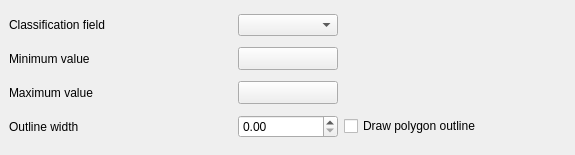
Qt form qgis/src/ui/qgscontinuouscolordialogbase.ui (sourcepole/qgis) before a commit.
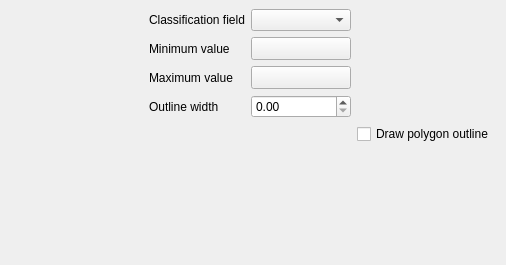
The same form after that commit. Custom widgets are drawn as their Qt base class.

Patch:
```diff
--- a/qgis/src/ui/qgscontinuouscolordialogbase.ui
+++ b/qgis/src/ui/qgscontinuouscolordialogbase.ui
@@ -6,8 +6,8 @@
    <rect>
     <x>0</x>
     <y>0</y>
-    <width>575</width>
-    <height>155</height>
+    <width>506</width>
+    <height>265</height>
    </rect>
   </property>
   <property name="windowTitle">
@@ -20,8 +20,23 @@
    <property name="spacing">
     <number>6</number>
    </property>
-   <item row="3" column="1">
-    <widget class="QDoubleSpinBox" name="outlinewidthspinbox"/>
+   <item row="1" column="1">
+    <layout class="QFormLayout" name="formLayout">
+     <item row="0" column="0">
+      <widget class="QLabel" name="classvarlabel">
+       <property name="minimumSize">
+        <size>
+         <width>0</width>
+         <height>20</height>
+        </size>
+       </property>
+       <property name="text">
+        <string>Classification field</string>
+       </property>
+       <property name="buddy">
+        <cstring>classificationComboBox</cstring>
+       </property>
+      </widget>
    </item>
    <item row="0" column="1">
     <widget class="QComboBox" name="classificationComboBox">
@@ -33,14 +48,20 @@
      </property>
     </widget>
    </item>
-   <item row="1" column="1">
-    <widget class="QgsColorButton" name="btnMinValue">
+     <item row="1" column="0">
+      <widget class="QLabel" name="mincolorlabel">
      <property name="minimumSize">
       <size>
-       <width>100</width>
-       <height>0</height>
-      </size>
-     </property>
+         <width>0</width>
+         <height>20</height>
+        </size>
+       </property>
+       <property name="text">
+        <string>Minimum value</string>
+       </property>
+       <property name="buddy">
+        <cstring>btnMinValue</cstring>
+       </property>
     </widget>
    </item>
    <item row="2" column="0">
@@ -59,6 +80,16 @@
      </property>
     </widget>
    </item>
+     <item row="1" column="1">
+      <widget class="QgsColorButton" name="btnMinValue">
+       <property name="minimumSize">
+        <size>
+         <width>100</width>
+         <height>0</height>
+        </size>
+       </property>
+      </widget>
+     </item>
    <item row="2" column="1">
     <widget class="QgsColorButton" name="btnMaxValue">
      <property name="minimumSize">
@@ -82,39 +113,51 @@
      </property>
     </widget>
    </item>
+     <item row="3" column="1">
+      <widget class="QDoubleSpinBox" name="outlinewidthspinbox"/>
+     </item>
+    </layout>
+   </item>
+   <item row="1" column="2">
+    <spacer name="horizontalSpacer">
+     <property name="orientation">
+      <enum>Qt::Horizontal</enum>
+     </property>
+     <property name="sizeHint" stdset="0">
+      <size>
+       <width>40</width>
+       <height>20</height>
+      </size>
+     </property>
+    </spacer>
+   </item>
+   <item row="4" column="1">
+    <spacer name="verticalSpacer">
+     <property name="orientation">
+      <enum>Qt::Vertical</enum>
+     </property>
+     <property name="sizeHint" stdset="0">
+      <size>
+       <width>20</width>
+       <height>40</height>
+      </size>
+     </property>
+    </spacer>
+   </item>
    <item row="1" column="0">
-    <widget class="QLabel" name="mincolorlabel">
-     <property name="minimumSize">
-      <size>
-       <width>0</width>
-       <height>20</height>
-      </size>
+    <spacer name="horizontalSpacer_2">
+     <property name="orientation">
+      <enum>Qt::Horizontal</enum>
      </property>
-     <property name="text">
-      <string>Minimum value</string>
-     </property>
-     <property name="buddy">
-      <cstring>btnMinValue</cstring>
-     </property>
-    </widget>
-   </item>
-   <item row="0" column="0">
-    <widget class="QLabel" name="classvarlabel">
-     <property name="minimumSize">
+     <property name="sizeHint" stdset="0">
       <size>
-       <width>0</width>
+       <width>40</width>
        <height>20</height>
       </size>
      </property>
-     <property name="text">
-      <string>Classification field</string>
-     </property>
-     <property name="buddy">
-      <cstring>classificationComboBox</cstring>
-     </property>
-    </widget>
+    </spacer>
    </item>
-   <item row="3" column="2">
+   <item row="2" column="2">
     <widget class="QCheckBox" name="cb_polygonOutline">
      <property name="text">
       <string>Draw polygon outline</string>
```
Lines whose indentation alone changed are shown as unchanged.
